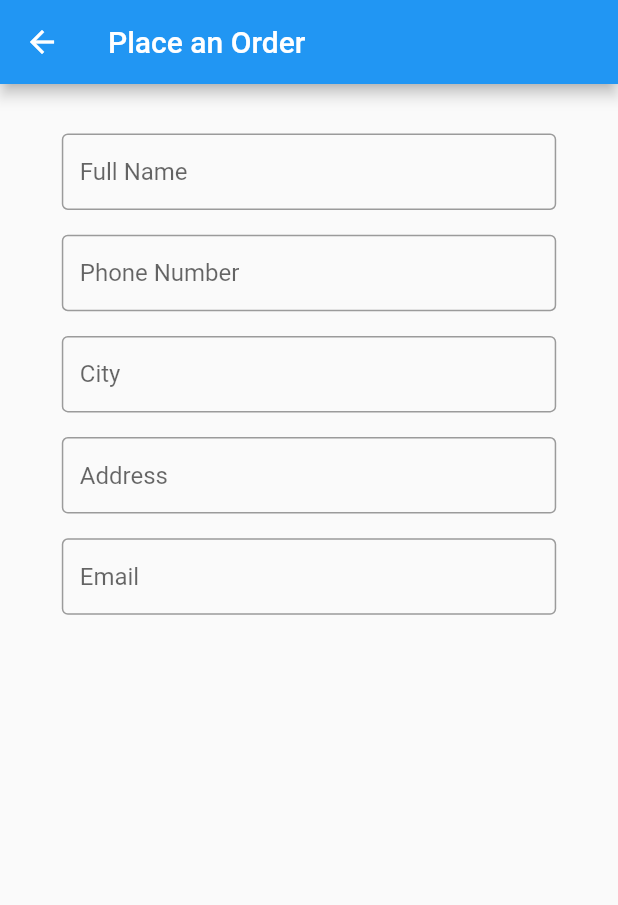
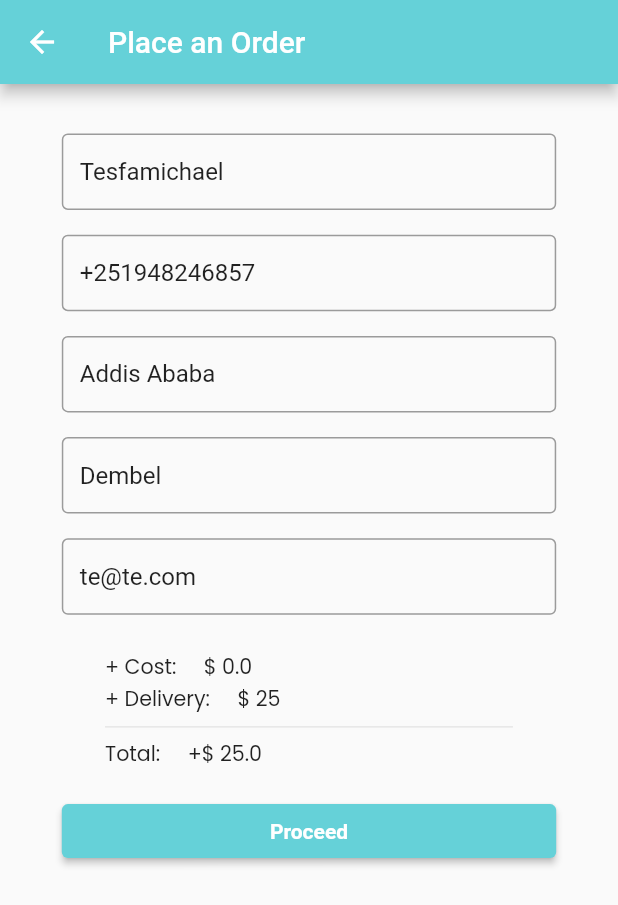
Before and after one commit to hope-miky/Flutter-Ecom, a Flutter app: the OrderPage screen opened directly, on a phone screen of 412 x 824 dp. Shown: the top 905 px of the screen. Run offline on Flutter 3.47's test engine with Material 2 defaults, Android fonts, the phone set to English and light mode, and no system bars; our stand-ins replace animated_bottom_navigation_bar, badges, cached_network_image, dio, flutter_rating_bar, flutter_signin_button and 5 more; network calls fail.

Commit message:
updated cart and orders

```diff
--- a/lib/constants/products.dart
+++ b/lib/constants/products.dart
@@ -1,3 +1,3 @@
-var baseurl = "http://192.168.1.9:3000/";
+var baseurl = "http://192.168.1.2:3000/";
 var imageurl =
     "https://cdn.pixabay.com/photo/2017/02/16/13/42/box-2071537_1280.png";
--- a/lib/screens/order/order.dart
+++ b/lib/screens/order/order.dart
@@ -1,13 +1,33 @@
+import 'package:addisecom/constants/colors.dart';
+import 'package:addisecom/controllers/cart_controller.dart';
+import 'package:addisecom/controllers/order_controller.dart';
 import 'package:flutter/material.dart';
+import 'package:get/get.dart';
+import 'package:google_fonts/google_fonts.dart';
 import 'package:sizer/sizer.dart';
 
 class OrderPage extends StatelessWidget {
-  const OrderPage({Key? key}) : super(key: key);
+  OrderPage({Key? key}) : super(key: key);
+  final CartController cac = Get.put(CartController());
+  final OrderController pc = Get.put(OrderController());
+
+  TextEditingController _fullnamecontroller = new TextEditingController();
+  TextEditingController _phonenumcontroller = new TextEditingController();
+  TextEditingController _citycontroller = new TextEditingController();
+  TextEditingController _addresscontroller = new TextEditingController();
+  TextEditingController _emailcontroller = new TextEditingController();
 
   @override
   Widget build(BuildContext context) {
+    _fullnamecontroller.text = "Tesfamichael";
+    _phonenumcontroller.text = "+251948246857";
+    _citycontroller.text = "Addis Ababa";
+    _addresscontroller.text = "Dembel";
+    _emailcontroller.text = "te@te.com";
+
     return Scaffold(
       appBar: AppBar(
+        backgroundColor: maincolor,
         title: Text('Place an Order'),
       ),
       body: Padding(
@@ -25,6 +45,7 @@ class OrderPage extends StatelessWidget {
                   vertical: 1.h,
                 ),
                 child: TextFormField(
+                  controller: _fullnamecontroller,
                   decoration: InputDecoration(
                     isDense: true,
                     hintText: "Full Name",
@@ -37,6 +58,7 @@ class OrderPage extends StatelessWidget {
                   vertical: 1.h,
                 ),
                 child: TextFormField(
+                  controller: _phonenumcontroller,
                   decoration: InputDecoration(
                     isDense: true,
                     hintText: "Phone Number",
@@ -49,6 +71,7 @@ class OrderPage extends StatelessWidget {
                   vertical: 1.h,
                 ),
                 child: TextFormField(
+                  controller: _citycontroller,
                   decoration: InputDecoration(
                     isDense: true,
                     hintText: "City",
@@ -61,6 +84,7 @@ class OrderPage extends StatelessWidget {
                   vertical: 1.h,
                 ),
                 child: TextFormField(
+                  controller: _addresscontroller,
                   decoration: InputDecoration(
                     isDense: true,
                     hintText: "Address",
@@ -73,10 +97,69 @@ class OrderPage extends StatelessWidget {
                   vertical: 1.h,
                 ),
                 child: TextFormField(
+                  controller: _emailcontroller,
                   decoration: InputDecoration(
                     isDense: true,
                     hintText: "Email",
                     border: OutlineInputBorder(),
+                  ),
+                ),
+              ),
+              Container(
+                margin: EdgeInsets.symmetric(
+                  horizontal: 7.w,
+                ),
+                child: Obx(
+                  () => Column(
+                    crossAxisAlignment: CrossAxisAlignment.start,
+                    children: [
+                      SizedBox(
+                        height: 2.h,
+                      ),
+                      Text(
+                        "+ Cost:     \$ ${cac.totalCost}",
+                        style: GoogleFonts.poppins(
+                          fontSize: 10.sp,
+                        ),
+                      ),
+                      Text(
+                        "+ Delivery:     \$ 25",
+                        style: GoogleFonts.poppins(
+                          fontSize: 10.sp,
+                        ),
+                      ),
+                      Divider(),
+                      Text(
+                        "Total:     +\$ ${cac.totalCost.value + 25}",
+                        style: GoogleFonts.poppins(
+                          fontSize: 10.sp,
+                        ),
+                      ),
+                    ],
+                  ),
+                ),
+              ),
+              Container(
+                margin: EdgeInsets.symmetric(vertical: 2.h),
+                width: 100.w,
+                child: ElevatedButton(
+                  onPressed: () async {
+                    await pc.placeAnOrder(
+                      email: _emailcontroller.text,
+                      fullname: _fullnamecontroller.text,
+                      phonenum: _phonenumcontroller.text,
+                      city: _citycontroller.text,
+                      address: _addresscontroller.text,
+                    );
+                  },
+                  style: ElevatedButton.styleFrom(
+                    primary: maincolor,
+                  ),
+                  child: Text(
+                    "Proceed",
+                    style: TextStyle(
+                      fontWeight: FontWeight.bold,
+                    ),
                   ),
                 ),
               ),
--- a/pubspec.yaml
+++ b/pubspec.yaml
@@ -27,6 +27,7 @@ dependencies:
 
   # The following adds the Cupertino Icons font to your application.
   # Use with the CupertinoIcons class for iOS style icons.
+  badges: ^2.0.1
   cupertino_icons: ^1.0.2
   google_nav_bar: ^5.0.5
   sizer: ^2.0.13
```
Also changed, not shown: lib/controllers/cart_controller.dart (+8 -0 lines), lib/controllers/order_controller.dart (added, +43 -0 lines), lib/screens/home.dart (+17 -3 lines), pubspec.lock.
